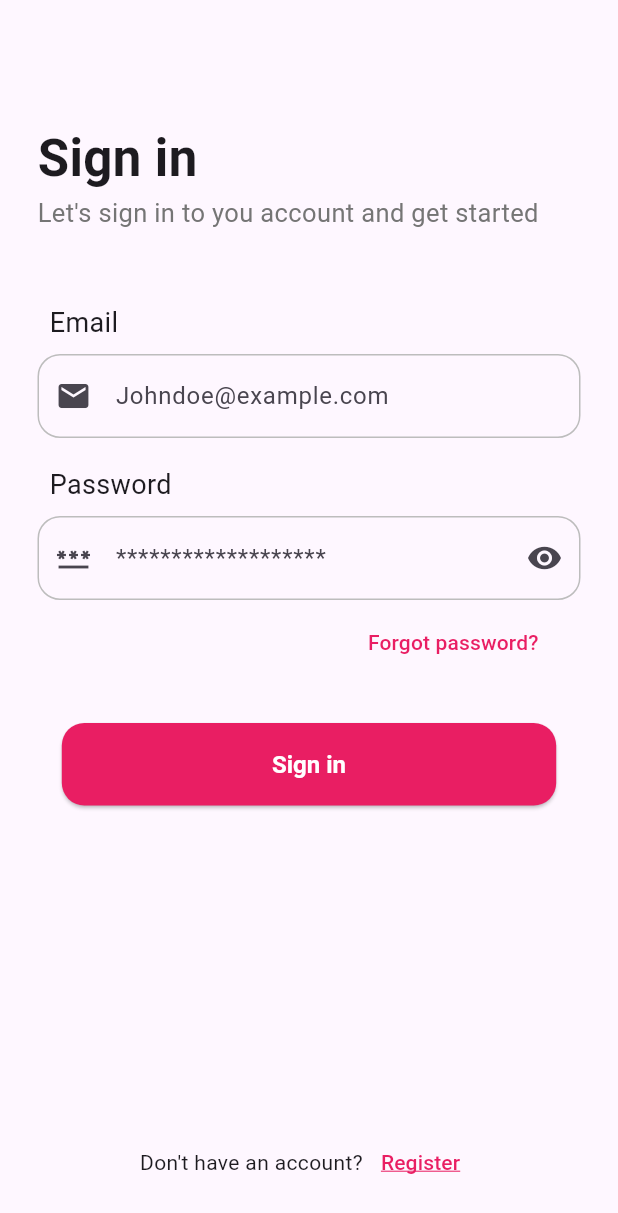
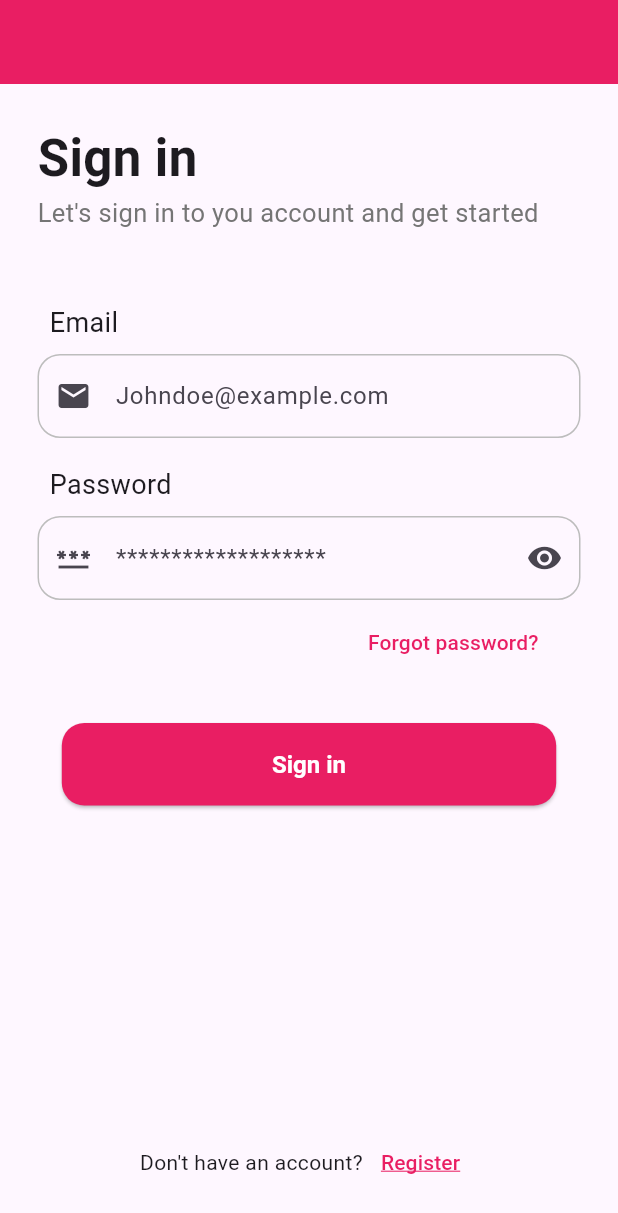
Before and after one commit to ihebmeftah/nestjs_events, a Flutter app: the screen it shows after launch, on a phone screen of 412 x 824 dp. Shown: the top 1213 px of the screen. Run offline on Flutter 3.47's test engine with Material 3 defaults, Android fonts, the phone set to English and light mode, and no system bars; our stand-ins replace get.

Commit message:
Update theme settings in main.dart
Enhanced the theme settings by adding a bottom navigation bar theme, updating the app bar theme with a new title style, center title setting, foreground color, icon theme, and background color. Adjusted the text button theme to maintain consistency.

```diff
--- a/front_flutter/lib/main.dart
+++ b/front_flutter/lib/main.dart
@@ -20,7 +20,21 @@ class App extends StatelessWidget {
       initialRoute: Routes.LOGIN,
       getPages: AppPages.routes,
       theme: ThemeData(
-          appBarTheme: const AppBarTheme(surfaceTintColor: Colors.white),
+          bottomNavigationBarTheme: BottomNavigationBarThemeData(
+            selectedItemColor: Colors.pink,
+            unselectedItemColor: Colors.grey.shade500,
+          ),
+          drawerTheme: const DrawerThemeData(),
+          appBarTheme: const AppBarTheme(
+            titleTextStyle: TextStyle(
+              fontWeight: FontWeight.w700,
+              fontSize: 22,
+            ),
+            centerTitle: false,
+            foregroundColor: Colors.white,
+            iconTheme: IconThemeData(color: Colors.white),
+            backgroundColor: Colors.pink,
+          ),
           textButtonTheme: TextButtonThemeData(
               style: TextButton.styleFrom(
             foregroundColor: Colors.pink,
```
